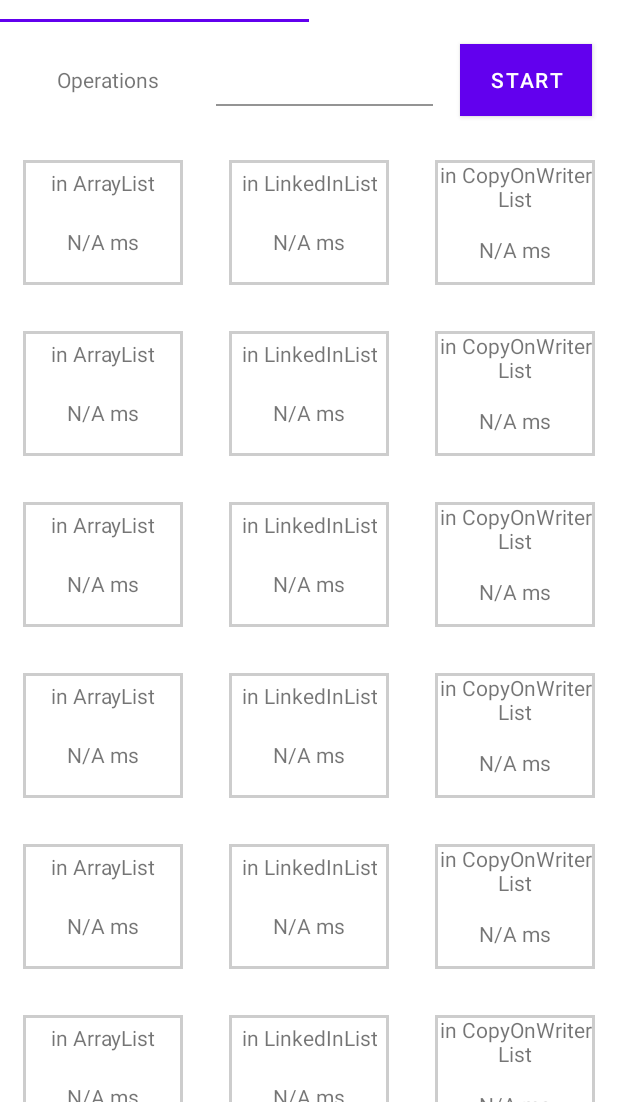
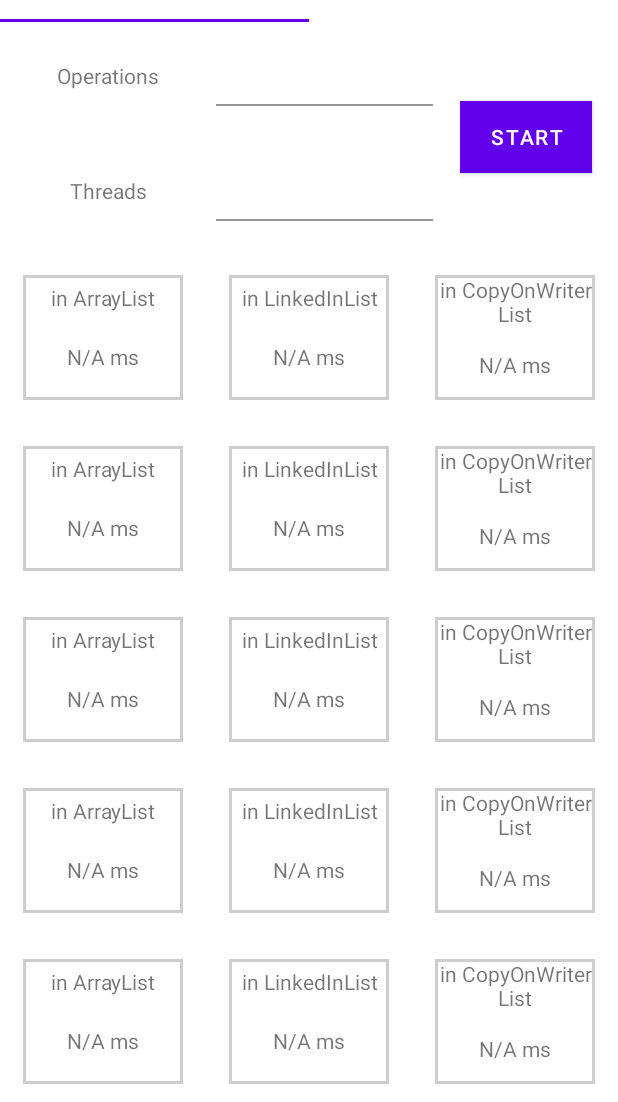
Before and after one commit to oChapel/CollectionsAndMaps, an Android app: the screen it shows after launch (MainActivity), on a phone screen of 412 x 824 dp, the part 134-1236 px from its top. Run offline under Robolectric (Android 15) with nearby library versions, the phone set to English and light mode, and no system bars.

Commit message:
Make changes in ExecutorService, add EditText for thread pool size, attach array type Strings in CollectionsHolder

```diff
--- a/app/src/main/AndroidManifest.xml
+++ b/app/src/main/AndroidManifest.xml
@@ -7,7 +7,8 @@
         android:icon="@mipmap/ic_launcher"
         android:label="@string/app_name"
         android:supportsRtl="true"
-        android:theme="@style/Theme.CollectionsAndMaps">
+        android:theme="@style/Theme.CollectionsAndMaps"
+        android:largeHeap="true">
         <activity android:name=".MainActivity">
             <intent-filter>
                 <action android:name="android.intent.action.MAIN" />
--- a/app/src/main/java/ua/com/foxminded/collectionsandmaps/CollectionsRecyclerAdapter.java
+++ b/app/src/main/java/ua/com/foxminded/collectionsandmaps/CollectionsRecyclerAdapter.java
@@ -22,6 +22,7 @@ public class CollectionsRecyclerAdapter extends RecyclerView.Adapter<Collections
     public void setItems(List<Items> newItems) {
         this.items.clear();
         this.items.addAll(newItems);
+        notifyDataSetChanged();
     }
 
     @NonNull
@@ -55,10 +56,12 @@ public class CollectionsRecyclerAdapter extends RecyclerView.Adapter<Collections
         }
 
         public void bind(@NonNull Items item) {
-            arrayType.setText(item.name);
-            calcTime.setText(item.calcResults);
+            arrayType.setText(itemView.getContext().getResources().getString(item.name));
+            calcTime.setText(new StringBuilder().append(item.calcResults).append(" ").
+                    append(itemView.getContext().getResources().getString(R.string.ms)));
             calcTime.animate().alpha(1).setDuration(500);
             setBooleanVisibility(item.progressBarFlag);
+            progressBar.animate().alpha(1).setDuration(500);
         }
 
         public void setBooleanVisibility(boolean flag) {
--- a/app/src/main/java/ua/com/foxminded/collectionsandmaps/Items.java
+++ b/app/src/main/java/ua/com/foxminded/collectionsandmaps/Items.java
@@ -2,11 +2,11 @@ package ua.com.foxminded.collectionsandmaps;
 
 public class Items {
 
-    public final String name;
+    public final int name;
     public final String calcResults;
     public final boolean progressBarFlag;
 
-    public Items(String name, String calcResults, boolean progressBarFlag) {
+    public Items(int name, String calcResults, boolean progressBarFlag) {
         this.name = name;
         this.calcResults = calcResults;
         this.progressBarFlag = progressBarFlag;
--- a/app/src/main/java/ua/com/foxminded/collectionsandmaps/MainActivity.java
+++ b/app/src/main/java/ua/com/foxminded/collectionsandmaps/MainActivity.java
@@ -5,7 +5,6 @@ import androidx.appcompat.app.AppCompatActivity;
 import androidx.fragment.app.FragmentManager;
 import androidx.viewpager2.widget.ViewPager2;
 
-import android.content.Context;
 import android.os.Bundle;
 
 import com.google.android.material.tabs.TabLayout;
--- a/app/src/main/res/layout/fragment_collections.xml
+++ b/app/src/main/res/layout/fragment_collections.xml
@@ -11,27 +11,60 @@
         android:layout_width="wrap_content"
         android:layout_height="wrap_content"
         android:text="@string/operationsTxt"
+        app:layout_constraintBottom_toTopOf="@id/threadsTxtView"
+        app:layout_constraintEnd_toStartOf="@id/guideLine1"
+        app:layout_constraintStart_toStartOf="parent"
+        app:layout_constraintTop_toTopOf="parent"
+        app:layout_constraintBaseline_toBaselineOf="@id/textInputLayoutOperations"/>
+
+    <TextView
+        android:id="@+id/threadsTxtView"
+        android:layout_width="wrap_content"
+        android:layout_height="wrap_content"
+        android:text="@string/threadsTxt"
         app:layout_constraintBottom_toTopOf="@id/recyclerView"
         app:layout_constraintEnd_toStartOf="@id/guideLine1"
         app:layout_constraintStart_toStartOf="parent"
-        app:layout_constraintTop_toTopOf="parent" />
+        app:layout_constraintTop_toBottomOf="@+id/operationsTxtView"
+        app:layout_constraintBaseline_toBaselineOf="@id/textInputLayoutThreads"/>
 
     <com.google.android.material.textfield.TextInputLayout
-        android:id="@+id/textInputLayout"
+        android:id="@+id/textInputLayoutOperations"
         android:layout_width="0dp"
         android:layout_height="wrap_content"
         app:errorEnabled="true"
         app:layout_constraintStart_toEndOf="@id/guideLine1"
         app:layout_constraintEnd_toStartOf="@id/guideLine2"
         app:layout_constraintTop_toTopOf="parent"
+        app:layout_constraintBottom_toTopOf="@id/textInputLayoutThreads">
+
+        <com.google.android.material.textfield.TextInputEditText
+            android:id="@+id/textInputEditTextOperations"
+            android:layout_width="match_parent"
+            android:layout_height="wrap_content"
+            android:background="@color/white"
+            android:inputType="number">
+
+        </com.google.android.material.textfield.TextInputEditText>
+
+    </com.google.android.material.textfield.TextInputLayout>
+
+    <com.google.android.material.textfield.TextInputLayout
+        android:id="@+id/textInputLayoutThreads"
+        android:layout_width="0dp"
+        android:layout_height="wrap_content"
+        app:errorEnabled="true"
+        app:layout_constraintStart_toEndOf="@id/guideLine1"
+        app:layout_constraintEnd_toStartOf="@id/guideLine2"
+        app:layout_constraintTop_toBottomOf="@id/textInputLayoutOperations"
         app:layout_constraintBottom_toTopOf="@id/recyclerView">
 
         <com.google.android.material.textfield.TextInputEditText
-            android:id="@+id/textInputEditText"
+            android:id="@+id/textInputEditTextThreads"
             android:layout_width="match_parent"
             android:layout_height="wrap_content"
-            android:inputType="number"
-            android:background="@color/white">
+            android:background="@color/white"
+            android:inputType="number">
 
         </com.google.android.material.textfield.TextInputEditText>
 
@@ -56,7 +89,7 @@
         app:layout_constraintEnd_toEndOf="parent"
         app:layout_constraintHorizontal_bias="0.5"
         app:layout_constraintStart_toStartOf="parent"
-        app:layout_constraintTop_toBottomOf="@+id/textInputLayout" />
+        app:layout_constraintTop_toBottomOf="@+id/textInputLayoutThreads" />
 
     <androidx.constraintlayout.widget.Guideline
         android:id="@+id/guideLine1"
--- a/app/src/main/res/values/strings.xml
+++ b/app/src/main/res/values/strings.xml
@@ -2,6 +2,7 @@
     <string name="app_name">Collections And Maps</string>
     <!-- TODO: Remove or change this placeholder text -->
     <string name="operationsTxt">Operations</string>
+    <string name="threadsTxt">Threads</string>
     <string name="start">Start</string>
     <string name="stop">Stop</string>
 
@@ -10,7 +11,8 @@
     <string name="stopCalc">Calculations stopped</string>
 
     <string name="invalidInput">Invalid input</string>
-    <string name="NAms">N/A ms</string>
+    <string name="invalidNumber">Must not be zero</string>
+    <string name="NAms">N/A</string>
     <string name="ms"> ms</string>
 
     <string-array name="collectionsMapsTXT">
```
Also changed, not shown: app/src/main/java/ua/com/foxminded/collectionsandmaps/CollectionsFragment.java (+67 -121 lines), app/src/main/java/ua/com/foxminded/collectionsandmaps/CollectionsOperations.java (+108 -68 lines).
